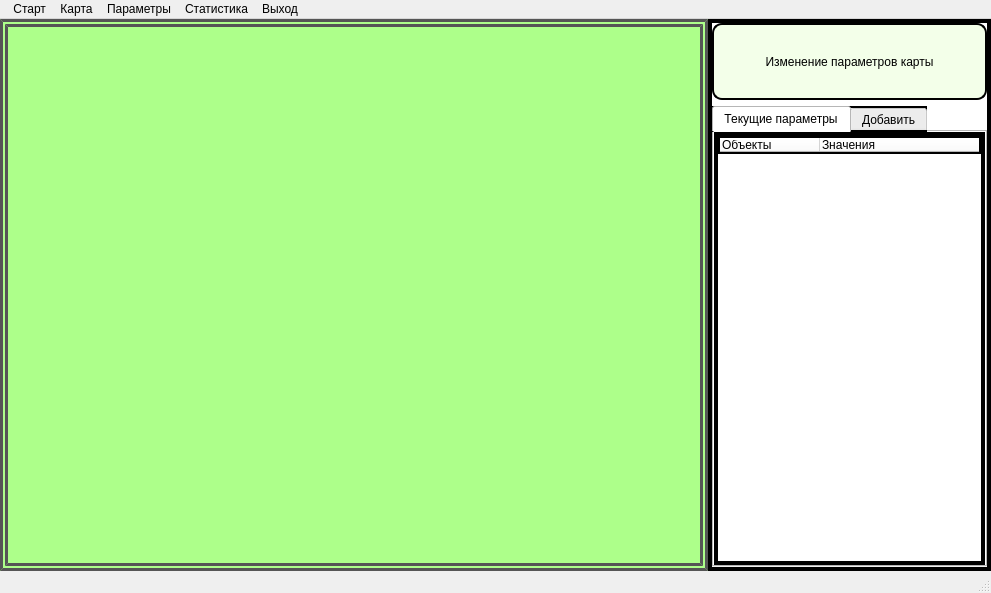
This is main_window/trajectory.ui in MihailZimin/route-planning as Qt 5 draws it before an edit. The edited form follows.
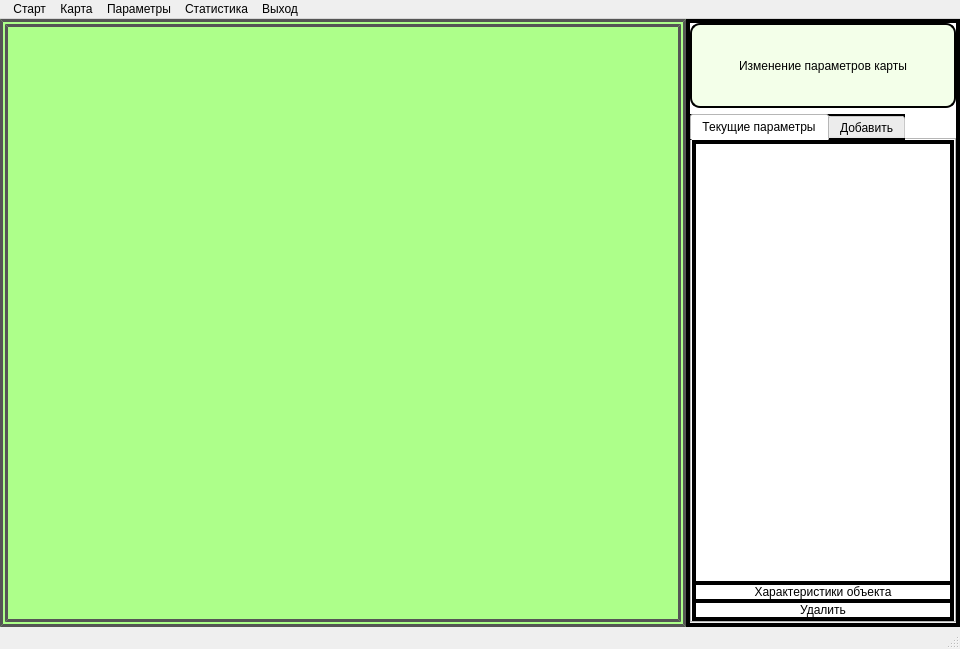
This is the edited form. The open tabs and pages were chosen to show the change. Icons and pictures are not drawn.

Commit message: remove QTreeWidget, add redraw method

What changed in the file:
```diff
--- a/main_window/trajectory.ui
+++ b/main_window/trajectory.ui
@@ -6,8 +6,8 @@
    <rect>
     <x>0</x>
     <y>0</y>
-    <width>991</width>
-    <height>593</height>
+    <width>960</width>
+    <height>649</height>
    </rect>
   </property>
   <property name="windowTitle">
@@ -505,21 +505,46 @@
                  <property name="spacing">
                   <number>0</number>
                  </property>
+                 <item row="2" column="0">
+                  <widget class="QPushButton" name="deleteButton">
+                   <property name="styleSheet">
+                    <string notr="true">QPushButton {
+    border: 2px solid black #cccccc;
+}
+
+QPushButton:pressed {
+    margin-left: 1px;
+    margin-top: 1px;
+    margin-right: -1px;
+    margin-bottom: -1px;
+}</string>
+                   </property>
+                   <property name="text">
+                    <string>Удалить</string>
+                   </property>
+                  </widget>
+                 </item>
                  <item row="0" column="0">
-                  <widget class="QTreeWidget" name="currentObjects">
-                   <property name="contextMenuPolicy">
-                    <enum>Qt::CustomContextMenu</enum>
+                  <widget class="QListWidget" name="objectList">
+                   <property name="selectionMode">
+                    <enum>QAbstractItemView::ExtendedSelection</enum>
                    </property>
-                   <column>
-                    <property name="text">
-                     <string>Объекты</string>
-                    </property>
-                   </column>
-                   <column>
-                    <property name="text">
-                     <string>Значения</string>
-                    </property>
-                   </column>
+                   <property name="viewMode">
+                    <enum>QListView::ListMode</enum>
+                   </property>
+                  </widget>
+                 </item>
+                 <item row="1" column="0">
+                  <widget class="QLabel" name="infoLabel">
+                   <property name="styleSheet">
+                    <string notr="true">border: 2px solid black #cccccc;</string>
+                   </property>
+                   <property name="text">
+                    <string>Характеристики объекта</string>
+                   </property>
+                   <property name="alignment">
+                    <set>Qt::AlignCenter</set>
+                   </property>
                   </widget>
                  </item>
                 </layout>
@@ -1337,7 +1362,7 @@
     <rect>
      <x>0</x>
      <y>0</y>
-     <width>991</width>
+     <width>960</width>
      <height>26</height>
     </rect>
    </property>
```
Left out of the diff: 4 changed lines with no effect on the pictures. The commit also changes 8 other files.
